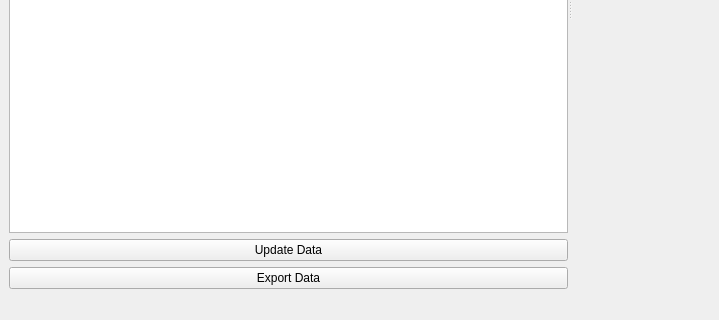
Old version of the form Archiver_Viewer.ui in the repository nayanbera/Archiver_Macros; both pictures show x 0 to 719 and y 280 to 600 of the 800 by 600 pixel window.
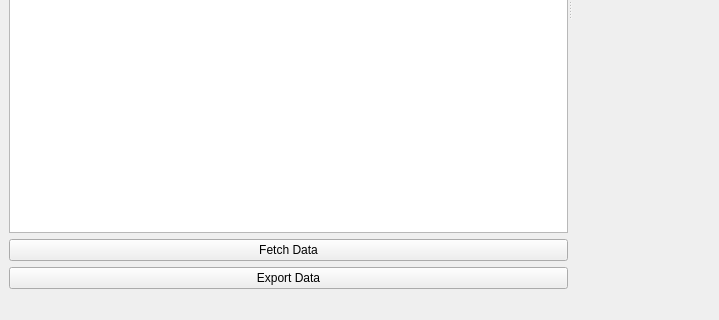
New version of the form. Custom widgets are drawn as their Qt base class.

Commit message: Updated Archiver_Viewer with export facility

Diff of the .ui file:
```diff
--- a/Archiver_Viewer.ui
+++ b/Archiver_Viewer.ui
@@ -149,7 +149,7 @@
         <item>
          <widget class="QPushButton" name="updateDataPushButton">
           <property name="text">
-           <string>Update Data</string>
+           <string>Fetch Data</string>
           </property>
          </widget>
         </item>
```
Left out of the diff: 2 changed lines with no effect on the pictures. The commit also changes 1 other file.
